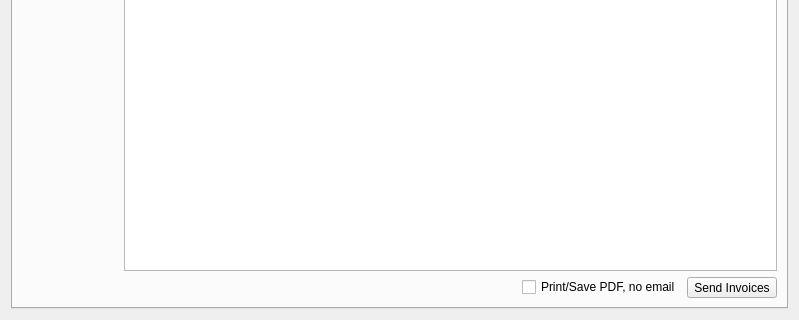
This is forms/invoicewizard.ui in LukyLuke/PiTres as Qt 5 draws it before an edit; both pictures show x 0 to 799 and y 205 to 525 of the 799 by 525 pixel window. The edited form follows.
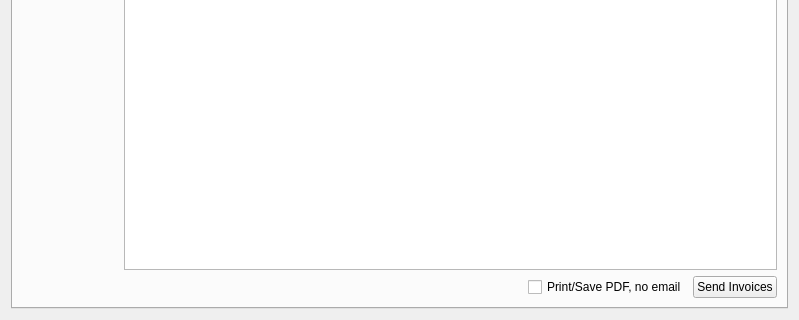
This is the edited form. The open tabs and pages were chosen to show the change. Icons and pictures are not drawn.

Commit message: #36 Invoice create bases on the model and not longer on a SQL-Query

```diff
--- a/forms/invoicewizard.ui
+++ b/forms/invoicewizard.ui
@@ -241,7 +241,7 @@
           </widget>
          </item>
          <item>
-          <widget class="QToolButton" name="btnUidInvoice">
+          <widget class="QPushButton" name="btnUidInvoice">
            <property name="text">
             <string>Send Invoices</string>
            </property>
@@ -255,9 +255,6 @@
              <height>16</height>
             </size>
            </property>
-           <property name="toolButtonStyle">
-            <enum>Qt::ToolButtonTextBesideIcon</enum>
-           </property>
           </widget>
          </item>
         </layout>
```
Left out of the diff: 2 changed lines with no effect on the pictures. The commit also changes 4 other files.
